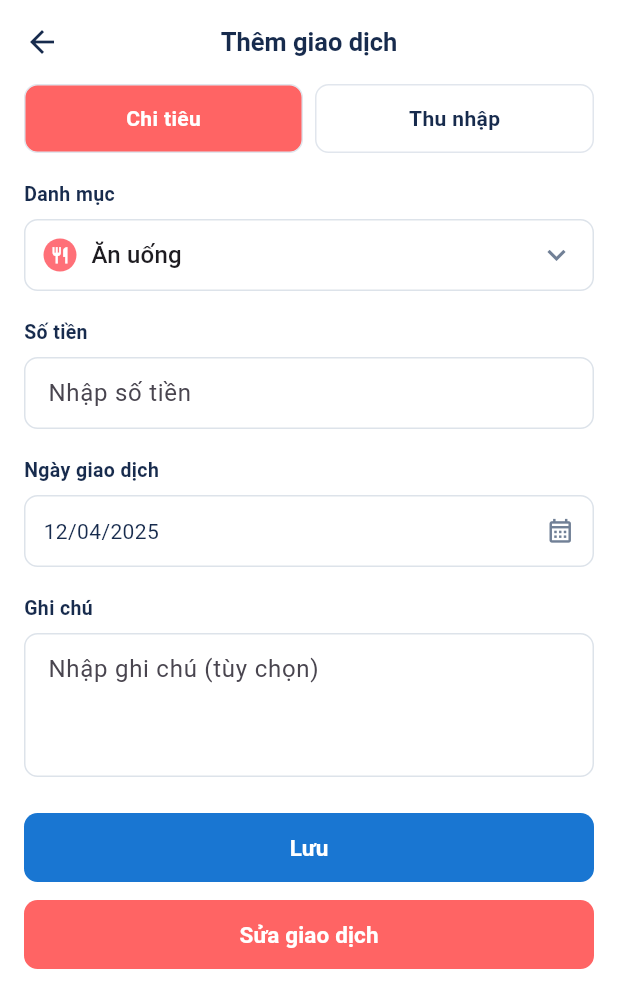
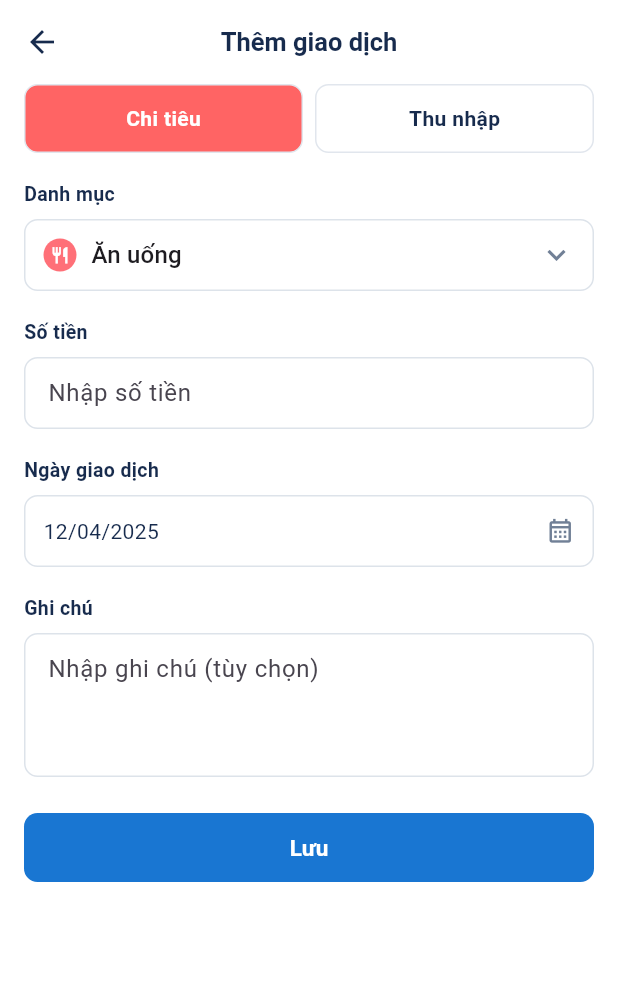
Before and after one commit to KHMT2411019-LamDuyThinh/KHMT2411019_LamDuyThinh_casestudy1, a Flutter app: the screen it shows after launch, after a tap on the "add" icon, on a phone screen of 412 x 824 dp. Shown: the top 1008 px of the screen. Run offline on Flutter 3.47's test engine with Material 3 defaults, Android fonts, the phone set to English and light mode, and no system bars; Roboto replaces fonts that are missing (Arial).

Commit message:
Initial project

```diff
--- a/lib/add_transaction_screen.dart
+++ b/lib/add_transaction_screen.dart
@@ -1,5 +1,4 @@
 import 'package:flutter/material.dart';
-import 'edit_transaction_screen.dart';
 
 class AddTransactionScreen extends StatefulWidget {
   const AddTransactionScreen({super.key});
@@ -409,46 +408,6 @@ class _AddTransactionScreenState
                 ),
               ),
             ),
-
-            const SizedBox(height: 12),
-
-// =========================
-// NÚT SỬA GIAO DỊCH
-// =========================
-
-            SizedBox(
-              width: double.infinity,
-              height: 46,
-              child: ElevatedButton(
-                onPressed: () {
-                  Navigator.push(
-                    context,
-                    MaterialPageRoute(
-                      builder: (context) => const EditTransactionScreen(),
-                    ),
-                  );
-                },
-
-                style: ElevatedButton.styleFrom(
-                  backgroundColor: const Color(0xFFFF6464),
-                  foregroundColor: Colors.white,
-                  elevation: 0,
-
-                  shape: RoundedRectangleBorder(
-                    borderRadius: BorderRadius.circular(9),
-                  ),
-                ),
-
-                child: const Text(
-                  'Sửa giao dịch',
-                  style: TextStyle(
-                    fontWeight: FontWeight.bold,
-                    fontSize: 15,
-                  ),
-                ),
-              ),
-            ),
-
             const SizedBox(height: 20),
           ],
         ),
```
